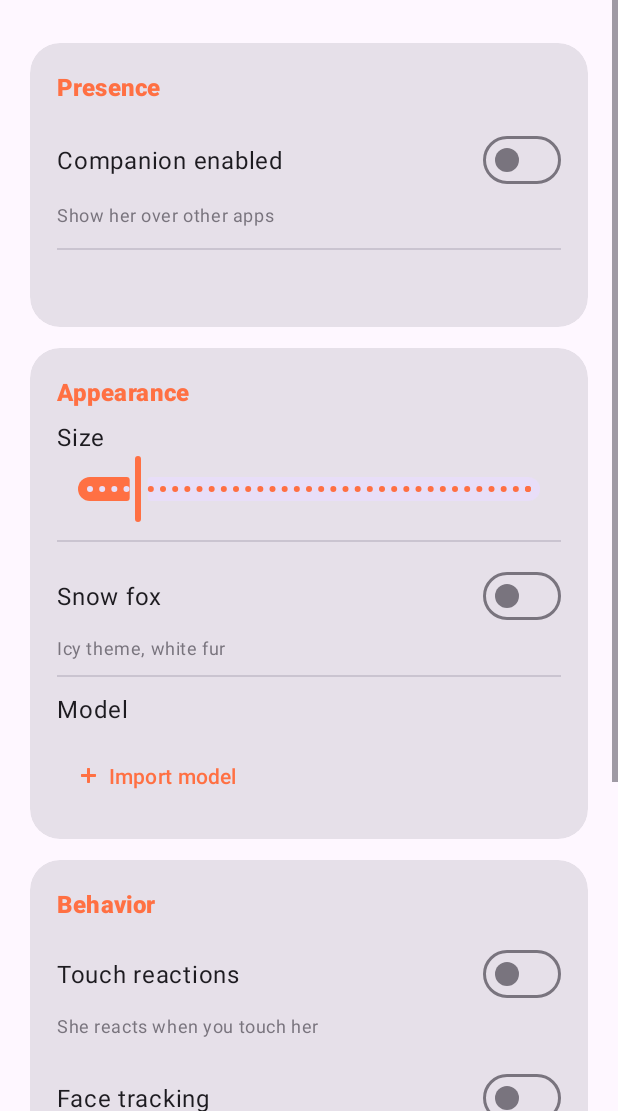
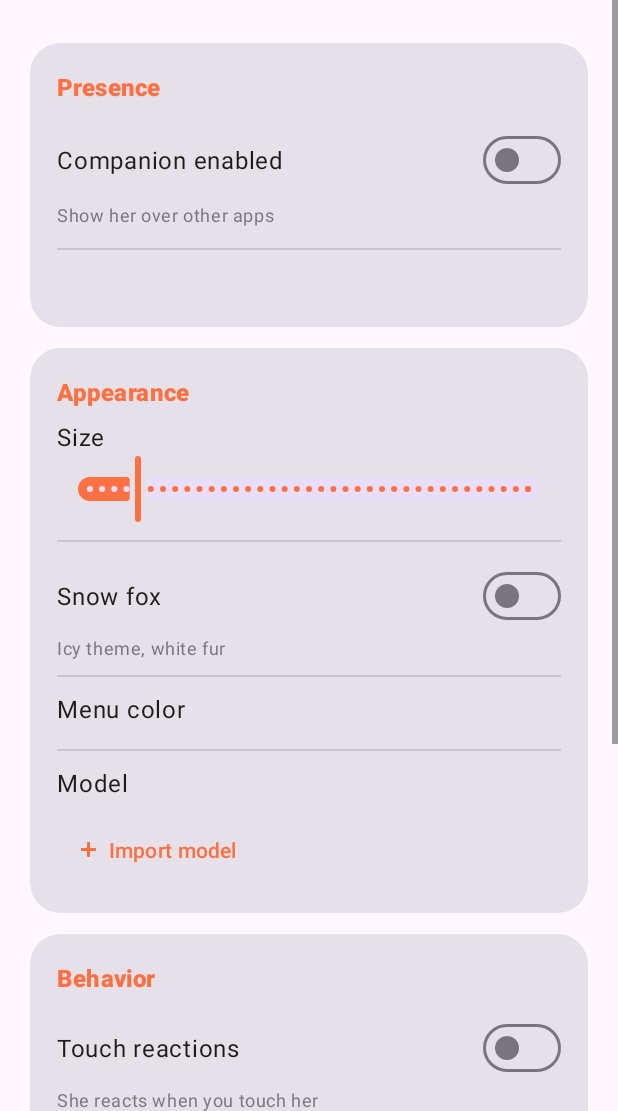
Before and after one commit to theB1T3of87/teste2, an Android app: the layout activity_main.xml on its own in the app's theme, with its tools: preview values and no code run, on a phone screen of 412 x 824 dp, the part 125-1236 px from its top. Run offline under Robolectric (Android 15) with nearby library versions, the phone set to English and light mode, and no system bars.

Commit message:
Add radial menu color selector to settings

```diff
--- a/app/src/main/res/layout/activity_main.xml
+++ b/app/src/main/res/layout/activity_main.xml
@@ -195,6 +195,25 @@
                 <TextView
                     android:layout_width="wrap_content"
                     android:layout_height="wrap_content"
+                    android:text="@string/menu_color_title"
+                    android:textAppearance="?attr/textAppearanceBodyLarge" />
+
+                <com.google.android.material.chip.ChipGroup
+                    android:id="@+id/menu_color_group"
+                    android:layout_width="match_parent"
+                    android:layout_height="wrap_content"
+                    android:layout_marginTop="6dp"
+                    app:singleSelection="true" />
+
+                <View
+                    android:layout_width="match_parent"
+                    android:layout_height="1dp"
+                    android:layout_marginVertical="10dp"
+                    android:background="?attr/colorOutlineVariant" />
+
+                <TextView
+                    android:layout_width="wrap_content"
+                    android:layout_height="wrap_content"
                     android:text="@string/label_model"
                     android:textAppearance="?attr/textAppearanceBodyLarge" />
 
```
